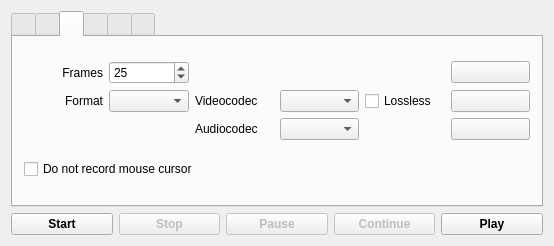
Before: the Qt Designer form mainwindow.ui in vkohaupt/vokoscreenNG, drawn with Qt 5.
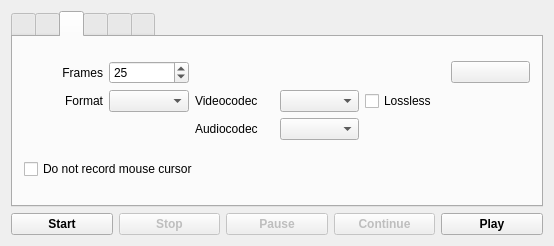
After: the same form once the commit is applied. The open tabs and pages were chosen to show the change. Icons and pictures are not drawn.

Commit message: available formats and codecs

Diff of the .ui file:
```diff
--- a/mainwindow.ui
+++ b/mainwindow.ui
@@ -272,20 +272,6 @@
           <item row="1" column="3">
            <widget class="QComboBox" name="comboBoxVideoCodec"/>
           </item>
-          <item row="1" column="5">
-           <widget class="QPushButton" name="pushButton">
-            <property name="text">
-             <string notr="true"/>
-            </property>
-           </widget>
-          </item>
-          <item row="2" column="5">
-           <widget class="QPushButton" name="pushButton_2">
-            <property name="text">
-             <string notr="true"/>
-            </property>
-           </widget>
-          </item>
          </layout>
         </item>
         <item>
```
The commit also changes 1 other file.
